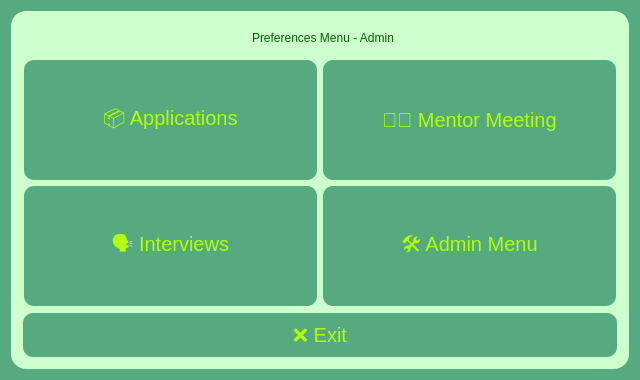
Old version of the form ui/preferences_admin.ui in the repository KursaDSc/Python-Module-Week7.
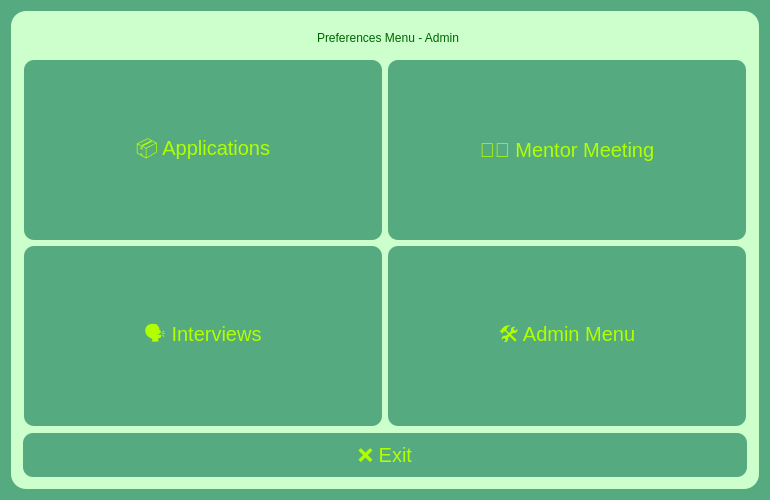
New version of the form. Icons and pictures are not drawn.

```diff
--- a/ui/preferences_admin.ui
+++ b/ui/preferences_admin.ui
@@ -6,8 +6,8 @@
    <rect>
     <x>0</x>
     <y>0</y>
-    <width>640</width>
-    <height>380</height>
+    <width>770</width>
+    <height>500</height>
    </rect>
   </property>
   <property name="sizePolicy">
@@ -34,7 +34,7 @@
 
 </string>
   </property>
-  <layout class="QVBoxLayout" name="verticalLayout_2">
+  <layout class="QVBoxLayout" name="verticalLayout">
    <item>
     <widget class="QFrame" name="frame">
      <property name="styleSheet">
@@ -62,12 +62,9 @@
                 </string>
      </property>
      <property name="frameShape">
-      <enum>QFrame::Shape::StyledPanel</enum>
+      <enum>QFrame::NoFrame</enum>
      </property>
-     <property name="frameShadow">
-      <enum>QFrame::Shadow::Raised</enum>
-     </property>
-     <layout class="QVBoxLayout" name="verticalLayout">
+     <layout class="QVBoxLayout" name="verticalLayout_2">
       <item>
        <layout class="QHBoxLayout" name="horizontalLayout_2">
         <item>
```
Left out of the diff: 8 changed lines with no effect on the pictures.
